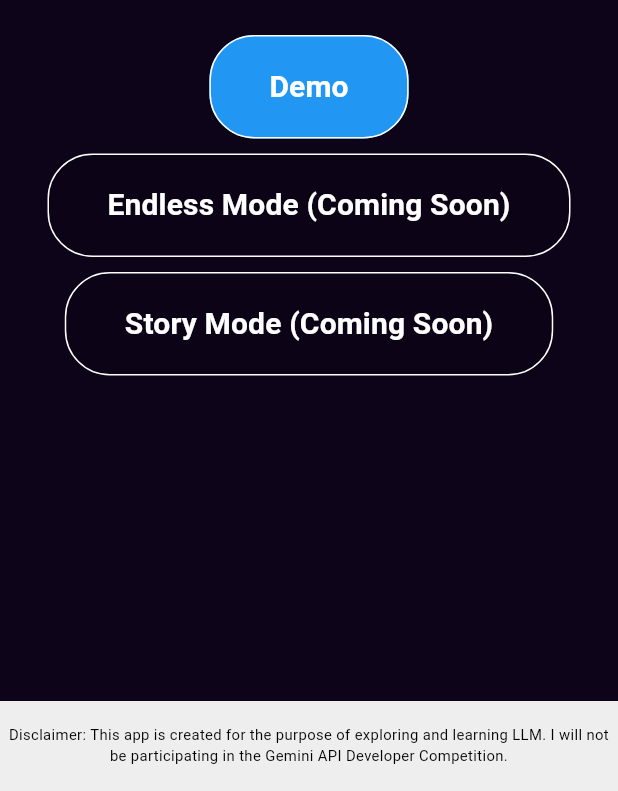
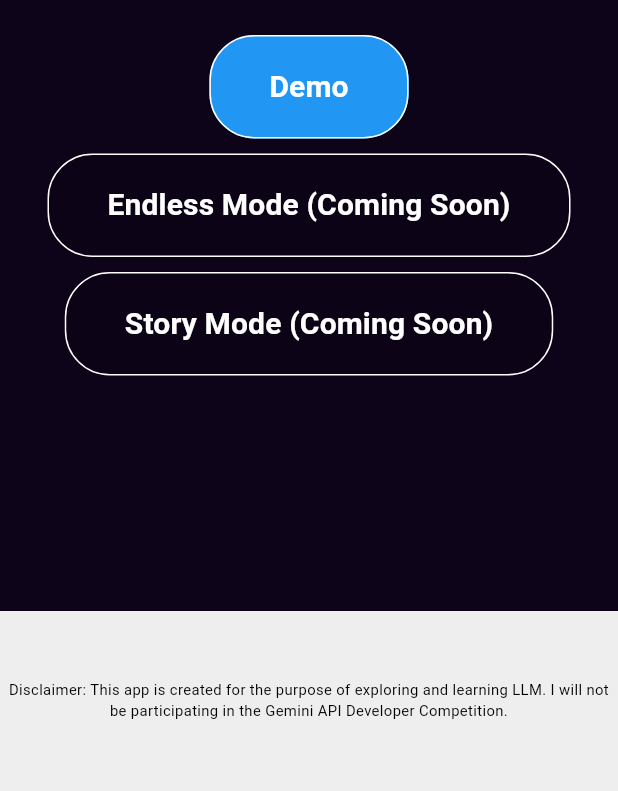
Before and after one commit to hyunjaemoon/portfolio, a Flutter app: the TranslationGameHomePage screen opened directly, on a phone screen of 412 x 824 dp, the part 445-1236 px from its top. Run offline on Flutter 3.47's test engine with Material 3 defaults, Android fonts, the phone set to English and light mode, and no system bars; our stand-ins replace font_awesome_flutter, google_generative_ai; missing offline and left inert: dart:ui_web.

Commit message:
Fix disclaimer overflow in web view

```diff
--- a/lib/translation_game/disclaimer.dart
+++ b/lib/translation_game/disclaimer.dart
@@ -1,11 +1,14 @@
+import 'dart:math';
+
 import 'package:flutter/material.dart';
 import 'package:moonbook/utils.dart';
 
 class DisclaimerWidget extends StatelessWidget {
   @override
   Widget build(BuildContext context) {
+    double screenHeight = min(MediaQuery.of(context).size.height, 800);
     return Container(
-      height: 60,
+      height: screenHeight * 0.15,
       color: Colors.grey[200],
       child: Center(
         child: Text(
```
